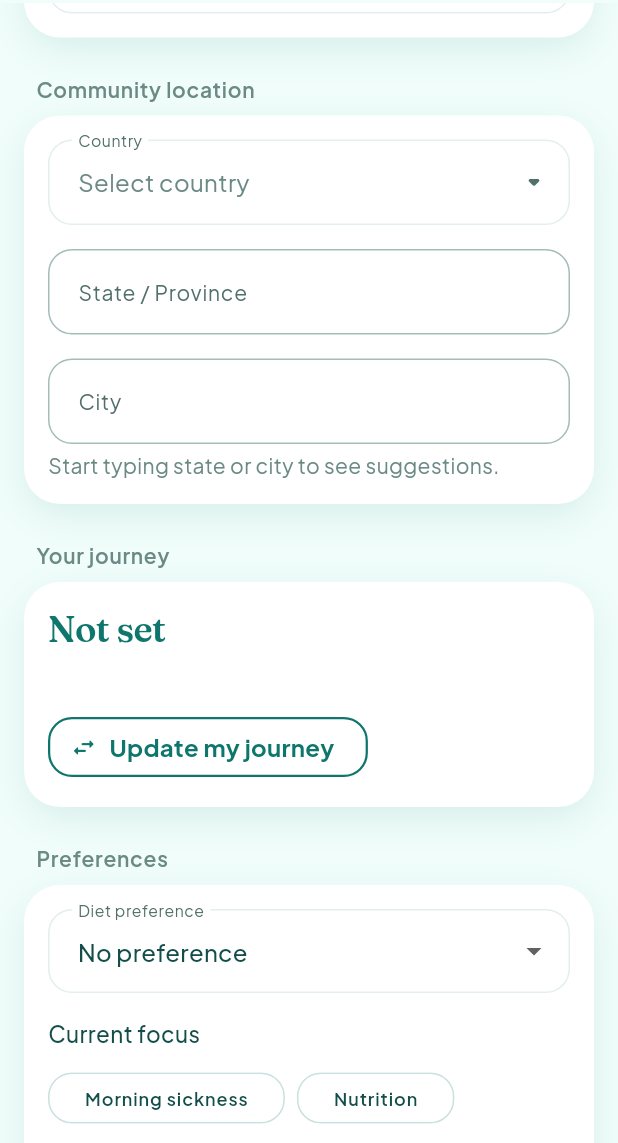
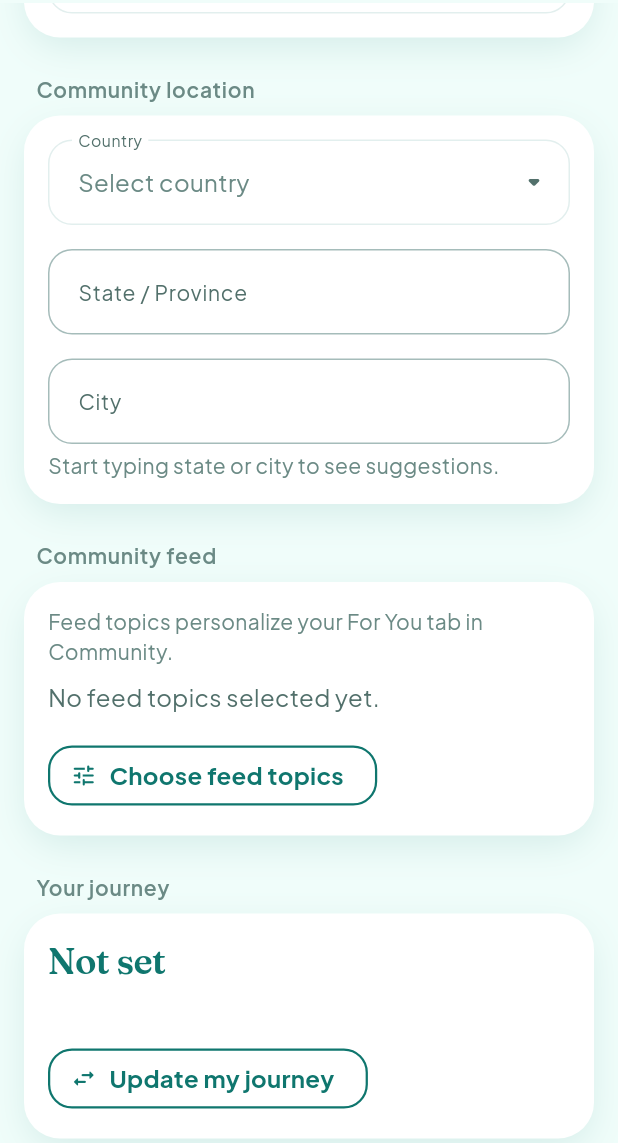
Before and after one commit to themobileprof/momlaunchpad-app, a Flutter app: the ProfileScreen screen opened directly, scrolled down 576 dp, on a phone screen of 412 x 824 dp, the part 93-1236 px from its top. Run offline on Flutter 3.47's test engine with Material 3 defaults, Android fonts, the phone set to English and light mode, and no system bars; our stand-ins replace connectivity_plus, firebase_analytics, firebase_core, flutter_dotenv, flutter_riverpod, flutter_secure_storage and 5 more; accounts and stored records are empty; network calls fail.

Commit message:
refactor(onboarding): streamline community onboarding and remove unused components
- Integrated the CommunityInterestSelector widget to manage interest selection, enhancing user experience by providing a clearer interface for selecting interests.
- Removed the concern-related logic and UI components from the Onboarding and Profile screens, simplifying the onboarding process and reducing clutter.
- Updated the JourneyHelpers utility by removing unused concern suggestion methods, improving code maintainability.
- Adjusted the Profile screen to handle community interests more effectively, ensuring a better user experience when managing community feed topics.

```diff
--- a/lib/screens/profile_screen.dart
+++ b/lib/screens/profile_screen.dart
@@ -9,6 +9,7 @@ import '../providers/auth_provider.dart';
 import '../providers/community_provider.dart';
 import '../providers/profile_provider.dart';
 import '../providers/service_providers.dart';
+import '../utils/community_interest_labels.dart';
 import '../utils/journey_helpers.dart';
 import '../utils/pregnancy_timing.dart';
 import '../services/api_service.dart';
@@ -21,6 +22,7 @@ import '../theme/typography.dart';
 import '../widgets/community_badge_profile_section.dart';
 import '../widgets/referral_profile_section.dart';
 import '../widgets/widgets.dart';
+import 'community_preferences_screen.dart';
 
 /// Profile page — view and edit pregnancy context used to personalize chat.
 class ProfileScreen extends ConsumerStatefulWidget {
@@ -33,7 +35,6 @@ class ProfileScreen extends ConsumerStatefulWidget {
 class _ProfileScreenState extends ConsumerState<ProfileScreen> {
   final _formKey = GlobalKey<FormState>();
   final _nameController = TextEditingController();
-  final _concernController = TextEditingController();
   final _stateController = TextEditingController();
   final _cityController = TextEditingController();
 
@@ -61,15 +62,12 @@ class _ProfileScreenState extends ConsumerState<ProfileScreen> {
     'kosher',
   ];
 
-  List<String> get _concernSuggestions =>
-      JourneyHelpers.concernSuggestionsFor(_journeyStage);
-
   @override
   void initState() {
     super.initState();
     WidgetsBinding.instance.addPostFrameCallback((_) {
       final state = ref.read(communityProvider);
-      if (state.countries.isEmpty) {
+      if (state.countries.isEmpty || state.interestGroups.isEmpty) {
         ref.read(communityProvider.notifier).bootstrap();
       }
     });
@@ -78,7 +76,6 @@ class _ProfileScreenState extends ConsumerState<ProfileScreen> {
   @override
   void dispose() {
     _nameController.dispose();
-    _concernController.dispose();
     _stateController.dispose();
     _cityController.dispose();
     super.dispose();
@@ -155,11 +152,22 @@ class _ProfileScreenState extends ConsumerState<ProfileScreen> {
     _journeyStage = JourneyHelpers.stageOf(profile);
     _babyBirthDate = profile.babyBirthDate;
     _lossDate = profile.lossDate;
-    _concernController.text = profile.primaryConcern ?? '';
     _dietPreference = profile.dietPreference ?? profile.diet ?? '';
     _countryCode = profile.countryCode;
     _stateController.text = profile.stateProvince ?? '';
     _cityController.text = profile.city ?? '';
+  }
+
+  Future<void> _openCommunityFeedTopics() async {
+    final updated = await Navigator.push<bool>(
+      context,
+      MaterialPageRoute(builder: (_) => const CommunityPreferencesScreen()),
+    );
+    if (updated == true && mounted) {
+      ScaffoldMessenger.of(context).showSnackBar(
+        const SnackBar(content: Text('Community feed topics updated')),
+      );
+    }
   }
 
   Future<void> _pickProfilePhoto() async {
@@ -269,9 +277,6 @@ class _ProfileScreenState extends ConsumerState<ProfileScreen> {
                   : null,
               lossDate: _journeyStage == JourneyStage.miscarriage ? _lossDate : null,
               isFirstPregnancy: _isFirstPregnancy,
-              primaryConcern: _concernController.text.trim().isEmpty
-                  ? null
-                  : _concernController.text.trim(),
               dietPreference:
                   (_dietPreference == null || _dietPreference!.isEmpty)
                       ? null
@@ -542,6 +547,59 @@ class _ProfileScreenState extends ConsumerState<ProfileScreen> {
                     ),
                   ),
                   const SizedBox(height: AppSpacing.spaceLG),
+                  _buildSectionTitle('Community feed'),
+                  AppCard(
+                    padding: const EdgeInsets.all(AppSpacing.spaceMD),
+                    child: Column(
+                      crossAxisAlignment: CrossAxisAlignment.start,
+                      children: [
+                        Text(
+                          'Feed topics personalize your For You tab in Community.',
+                          style: AppTypography.caption.copyWith(
+                            color: context.appInkSubtle,
+                          ),
+                        ),
+                        const SizedBox(height: AppSpacing.spaceSM),
+                        if (profile != null &&
+                            profile.communityInterests.isNotEmpty) ...[
+                          Wrap(
+                            spacing: AppSpacing.spaceSM,
+                            runSpacing: AppSpacing.spaceSM,
+                            children: communityInterestLabels(
+                              profile.communityInterests,
+                              communityState.interestGroups,
+                            ).map((label) {
+                              return AppBadge(
+                                label: label,
+                                variant: AppBadgeVariant.secondary,
+                                small: true,
+                              );
+                            }).toList(),
+                          ),
+                          const SizedBox(height: AppSpacing.spaceMD),
+                        ] else ...[
+                          Text(
+                            'No feed topics selected yet.',
+                            style: AppTypography.bodyText.copyWith(
+                              color: context.appInkMuted,
+                            ),
+                          ),
+                          const SizedBox(height: AppSpacing.spaceMD),
+                        ],
+                        OutlinedButton.icon(
+                          onPressed: _openCommunityFeedTopics,
+                          icon: Icon(Icons.tune_rounded),
+                          label: Text(
+                            profile != null &&
+                                    profile.communityInterests.isNotEmpty
+                                ? 'Edit feed topics'
+                                : 'Choose feed topics',
+                          ),
+                        ),
+                      ],
+                    ),
+                  ),
+                  const SizedBox(height: AppSpacing.spaceLG),
                   _buildSectionTitle('Your journey'),
                   AppCard(
                     padding: const EdgeInsets.all(AppSpacing.spaceMD),
@@ -759,41 +817,6 @@ class _ProfileScreenState extends ConsumerState<ProfileScreen> {
                             setState(() => _dietPreference = value);
                           },
                         ),
-                        const SizedBox(height: AppSpacing.spaceMD),
-                        Text(
-                          'Current focus',
-                          style: AppTypography.bodyTextMedium,
-                        ),
-                        const SizedBox(height: AppSpacing.spaceSM),
-                        Wrap(
-                          spacing: AppSpacing.spaceSM,
-                          runSpacing: AppSpacing.spaceSM,
-                          children: _concernSuggestions.map((concern) {
-                            final selected =
-                                _concernController.text == concern;
-                            return FilterChip(
-                              label: Text(concern),
-                              selected: selected,
-                              onSelected: (_) {
-                                setState(() {
-                                  _concernController.text =
-                                      selected ? '' : concern;
-                                });
-                              },
-                            );
-                          }).toList(),
-                        ),
-                        const SizedBox(height: AppSpacing.spaceSM),
-                        TextFormField(
-                          controller: _concernController,
-                          textCapitalization: TextCapitalization.sentences,
-                          decoration: InputDecoration(
-                            labelText: 'What would you like help with?',
-                            hintText: _journeyStage == JourneyStage.ttc
-                                ? 'e.g. ovulation timing, two-week wait'
-                                : 'e.g. morning sickness, nutrition',
-                          ),
-                        ),
                       ],
                     ),
                   ),
--- /dev/null
+++ b/lib/utils/community_interest_labels.dart
@@ -0,0 +1,18 @@
+import '../models/community.dart';
+
+/// Maps stored interest keys to human-readable labels from the catalog.
+List<String> communityInterestLabels(
+  List<String> keys,
+  List<CommunityInterestGroup> groups,
+) {
+  if (keys.isEmpty) return const [];
+
+  final labelsByKey = <String, String>{};
+  for (final group in groups) {
+    for (final item in group.items) {
+      labelsByKey[item.key] = item.label;
+    }
+  }
+
+  return keys.map((key) => labelsByKey[key] ?? key).toList();
+}
--- a/lib/utils/journey_helpers.dart
+++ b/lib/utils/journey_helpers.dart
@@ -5,23 +5,6 @@ import 'pregnancy_timing.dart';
 /// Display helpers for journey-aware UI.
 class JourneyHelpers {
   JourneyHelpers._();
-
-  static const ttcConcernSuggestions = [
-    'Fertility',
-    'Two-week wait',
-    'Ovulation timing',
-    'Cycle tracking',
-    'Anxiety',
-    'Emotional support',
-  ];
-
-  static const pregnantConcernSuggestions = [
-    'Morning sickness',
-    'Nutrition',
-    'Sleep',
-    'Cramping',
-    'Anxiety',
-  ];
 
   static JourneyStage? stageOf(UserProfile? profile) {
     if (profile == null) return null;
@@ -91,25 +74,6 @@ class JourneyHelpers {
   static bool isTtc(UserProfile? profile) =>
       stageOf(profile) == JourneyStage.ttc;
 
-  static List<String> concernSuggestionsFor(JourneyStage? stage) {
-    switch (stage) {
-      case JourneyStage.ttc:
-        return ttcConcernSuggestions;
-      case JourneyStage.pregnant:
-      case null:
-        return pregnantConcernSuggestions;
-      case JourneyStage.postpartum:
-      case JourneyStage.miscarriage:
-        return const [
-          'Recovery',
-          'Sleep',
-          'Anxiety',
-          'Nutrition',
-          'Emotional support',
-        ];
-    }
-  }
-
   static String homeWelcomeTitle(UserProfile? profile) {
     return 'This week\'s note for you';
   }
```
Also changed, not shown: lib/screens/community_onboarding_screen.dart (+9 -38 lines), lib/screens/community_preferences_screen.dart (added, +211 -0 lines), lib/screens/onboarding_screen.dart (+1 -55 lines), lib/widgets/community_interest_selector.dart (added, +87 -0 lines).
